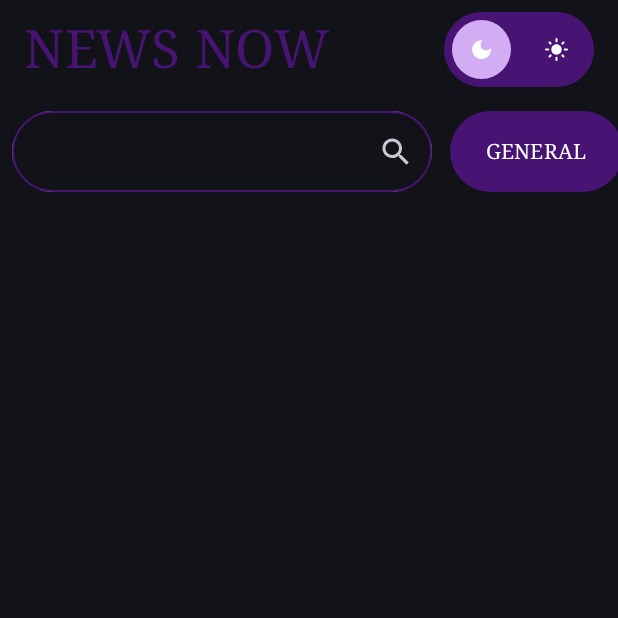
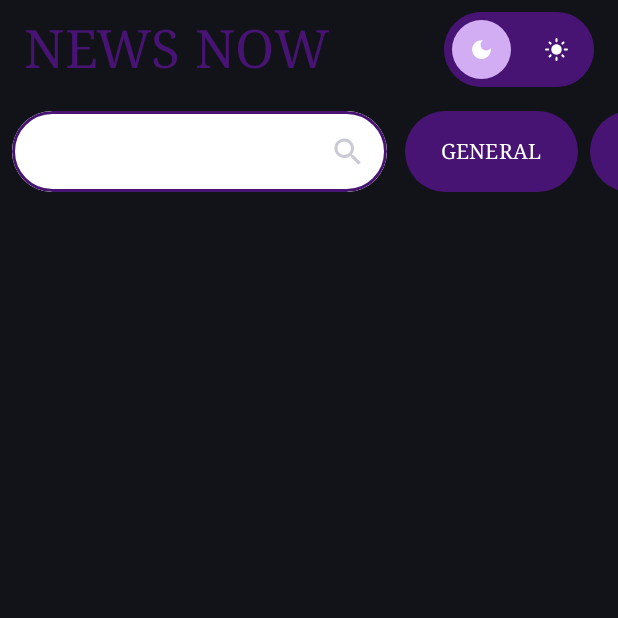
Before and after one commit to taramenjakmaksimovic/news-now, an Android app built with Jetpack Compose: the screen it shows after launch (MainActivity), after a tap on "Search icon", on a phone screen of 412 x 824 dp, the top half of it. Run offline under Robolectric (Android 15) with nearby library versions, the light colour scheme and no system bars; our stand-ins replace livedata-compose; libraries missing offline, so code that uses them is left out: com.kwabenaberko.newsapilib; pictures from the network do not load; 5 statements that could not run were skipped; 1 other tap on this screen came first.

Commit message:
Improve OutlinedTextField appearance

```diff
--- a/app/src/main/java/com/example/newsnow/HomePage.kt
+++ b/app/src/main/java/com/example/newsnow/HomePage.kt
@@ -33,6 +33,7 @@ import androidx.compose.material3.Icon
 import androidx.compose.material3.IconButton
 import androidx.compose.material3.MaterialTheme
 import androidx.compose.material3.OutlinedTextField
+import androidx.compose.material3.OutlinedTextFieldDefaults
 import androidx.compose.material3.Text
 import androidx.compose.runtime.Composable
 import androidx.compose.runtime.getValue
@@ -48,6 +49,7 @@ import androidx.compose.ui.graphics.Shape
 import androidx.compose.ui.graphics.vector.ImageVector
 import androidx.compose.ui.layout.ContentScale
 import androidx.compose.ui.res.vectorResource
+import androidx.compose.ui.text.TextStyle
 import androidx.compose.ui.text.font.FontFamily
 import androidx.compose.ui.text.font.FontWeight
 import androidx.compose.ui.unit.Dp
@@ -189,7 +191,7 @@ fun ArticleItem(article: Article, navController: NavHostController){
 
 }
 @Composable
-fun CategoriesBar(newsViewModel: NewsViewModel){
+fun CategoriesBar(newsViewModel: NewsViewModel) {
     var searchQuery by remember {
         mutableStateOf("")
     }
@@ -197,7 +199,8 @@ fun CategoriesBar(newsViewModel: NewsViewModel){
     var isSearchExpanded by remember {
         mutableStateOf(false)
     }
-        val categoriesList= listOf(
+
+    val categoriesList = listOf(
         "GENERAL",
         "BUSINESS",
         "ENTERTAINMENT",
@@ -206,44 +209,62 @@ fun CategoriesBar(newsViewModel: NewsViewModel){
         "SPORTS",
         "TECHNOLOGY"
     )
+
     Row(
         modifier = Modifier.fillMaxWidth()
             .horizontalScroll(rememberScrollState()),
         verticalAlignment = Alignment.CenterVertically
-    ){
-        if(isSearchExpanded){
+    ) {
+        if (isSearchExpanded) {
+            Box(
+                modifier = Modifier
+                    .padding(8.dp)
+                    .height(54.dp)
+                    .width(250.dp)
+                    .clip(CircleShape)
+                    .border(2.dp, DarkPurple, CircleShape)
+                    .background(Color.White)
+            ) {
                 OutlinedTextField(
-                modifier = Modifier.padding(8.dp)
-                    .height(54.dp)
-                    .border(1.dp, DarkPurple, CircleShape)
-                    .clip(CircleShape),
+                    modifier = Modifier.fillMaxSize()
+                        .padding(2.dp),
                     value = searchQuery,
-                onValueChange = {
-                searchQuery=it
-            },
+                    onValueChange = { searchQuery = it },
+                    textStyle = TextStyle(color = DarkPurple),
+                    colors = OutlinedTextFieldDefaults.colors(
+                        focusedBorderColor = Color.Transparent,
+                        unfocusedBorderColor = Color.Transparent,
+                        disabledBorderColor = Color.Transparent,
+                        errorBorderColor = Color.Transparent,
+                        cursorColor = DarkPurple
+                    ),
                     trailingIcon = {
                         IconButton(onClick = {
-                        isSearchExpanded=false
-                        if(searchQuery.isNotEmpty()){
+                            isSearchExpanded = false
+                            if (searchQuery.isNotEmpty()) {
                                 newsViewModel.fetchEverythingWithQuery(searchQuery)
                             }
                         }) {
                             Icon(imageVector = Icons.Default.Search, contentDescription = "Search icon")
                         }
+                    },
+                    shape = CircleShape,
+                    singleLine = true
+                )
             }
-                )
-
         }
         else{
             IconButton(onClick = {
-                isSearchExpanded=true
+                isSearchExpanded = true
             }) {
-                Icon(imageVector = Icons.Default.Search, contentDescription = "Search icon")
+                Icon(imageVector = Icons.Default.Search,
+                    contentDescription = "Search icon",
+                    tint = DarkPurple
+                )
+            }
         }
 
-        }
-
-        categoriesList.forEach{ category ->
+        categoriesList.forEach { category ->
             Button(onClick = {
                     newsViewModel.fetchNewsTopHeadlines(category)
                           },
@@ -253,12 +274,9 @@ fun CategoriesBar(newsViewModel: NewsViewModel){
                     contentColor = Color.White
                 )
             ) {
-                Text(text=category,
+                Text(text = category,
                     fontFamily = FontFamily.Serif)
-
-            }
-
             }
         }
-
     }
+}
```
Lines whose indentation alone changed are shown as unchanged.
